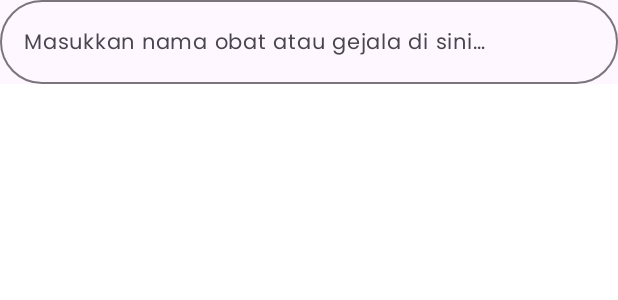
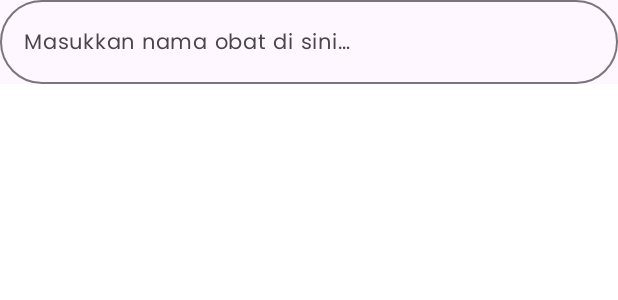
Before and after one commit to Medicify/MedicifyApp, an Android app built with Jetpack Compose: the @Preview function SearchBarPreview, on a phone screen of 412 x 824 dp. Shown: the top 300 px of the screen. Run offline under Robolectric (Android 15) with nearby library versions, the phone set to English and light mode, and no system bars.

Commit message:
change search bar placeholder

```diff
--- a/app/src/main/java/com/medicify/app/ui/component/SearchBar.kt
+++ b/app/src/main/java/com/medicify/app/ui/component/SearchBar.kt
@@ -36,7 +36,7 @@ import com.medicify.app.ui.theme.MedicifyTheme
 @OptIn(ExperimentalComposeUiApi::class)
 @Composable
 fun SearchBar(
-    modifier: Modifier,
+    modifier: Modifier = Modifier,
     query: String,
     onQueryChange: (String) -> Unit,
     onClearClick: () -> Unit,
--- a/app/src/main/res/values/strings.xml
+++ b/app/src/main/res/values/strings.xml
@@ -1,4 +1,4 @@
 <resources>
     <string name="app_name">Medicify</string>
-    <string name="search_placeholder">Masukkan nama obat atau gejala di sini…</string>
+    <string name="search_placeholder">Masukkan nama obat di sini…</string>
 </resources>
```
